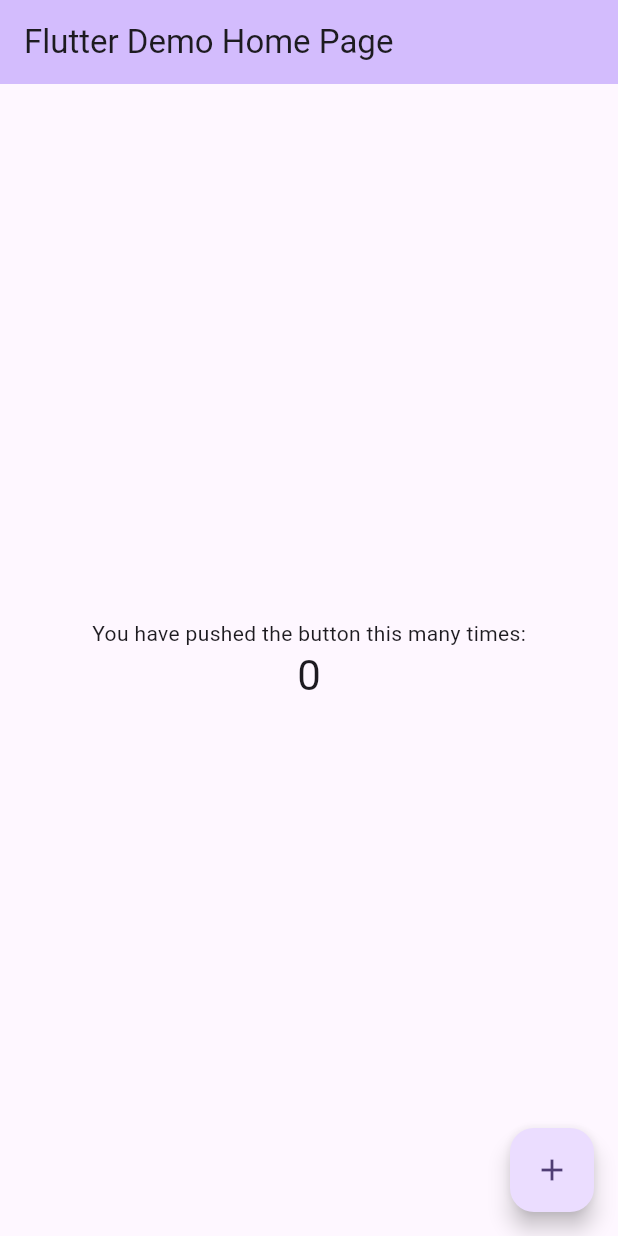
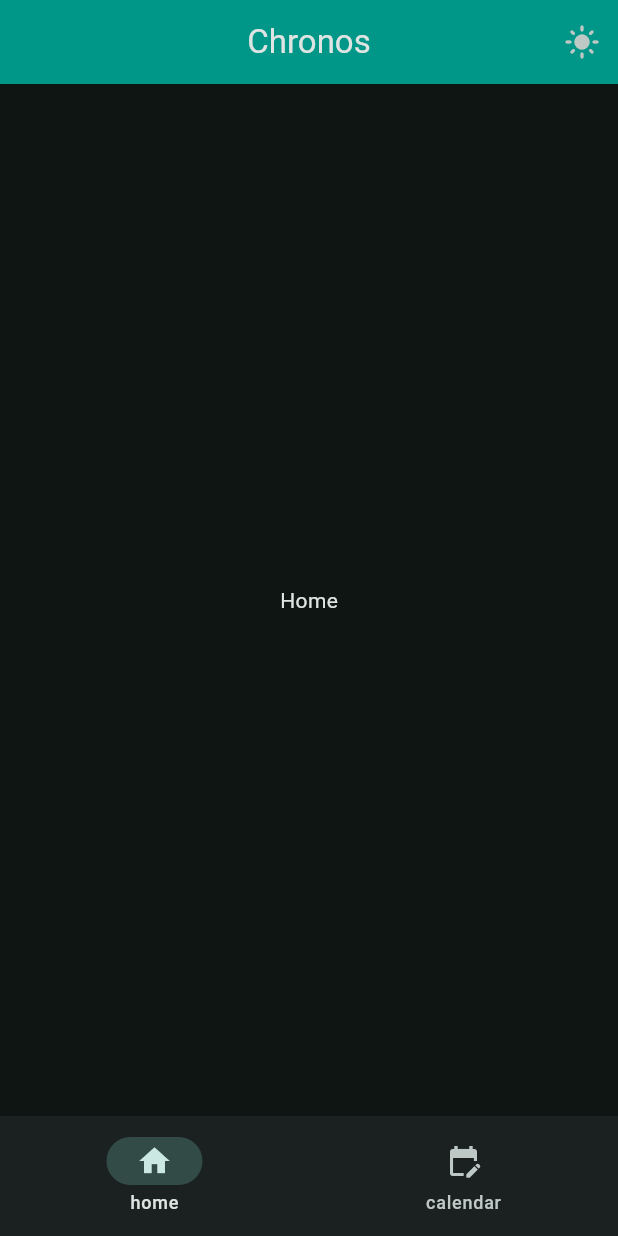
Before and after one commit to 43r361/chronos_frontend, a Flutter app: the screen it shows after launch, on a phone screen of 412 x 824 dp. Run offline on Flutter 3.47's test engine with Material 3 defaults, Android fonts, the phone set to English and light mode, and no system bars; our stand-ins replace table_calendar.

Commit message:
Added a little bit of structure, and super basic example of calendar.

```diff
--- /dev/null
+++ b/lib/data/notifiers.dart
@@ -0,0 +1,4 @@
+import 'package:flutter/cupertino.dart';
+
+ValueNotifier<bool> isDarkTheme = ValueNotifier(true);
+ValueNotifier<int> pageIndex = ValueNotifier(0);
--- a/lib/main.dart
+++ b/lib/main.dart
@@ -1,4 +1,6 @@
 import 'package:flutter/material.dart';
+import 'package:frontend/data/notifiers.dart';
+import 'package:frontend/views/widget_tree.dart';
 
 void main() {
   runApp(const MyApp());
@@ -7,116 +9,37 @@ void main() {
 class MyApp extends StatelessWidget {
   const MyApp({super.key});
 
-  // This widget is the root of your application.
   @override
   Widget build(BuildContext context) {
-    return MaterialApp(
-      title: 'Flutter Demo',
-      theme: ThemeData(
-        // This is the theme of your application.
-        //
-        // TRY THIS: Try running your application with "flutter run". You'll see
-        // the application has a purple toolbar. Then, without quitting the app,
-        // try changing the seedColor in the colorScheme below to Colors.green
-        // and then invoke "hot reload" (save your changes or press the "hot
-        // reload" button in a Flutter-supported IDE, or press "r" if you used
-        // the command line to start the app).
-        //
-        // Notice that the counter didn't reset back to zero; the application
-        // state is not lost during the reload. To reset the state, use hot
-        // restart instead.
-        //
-        // This works for code too, not just values: Most code changes can be
-        // tested with just a hot reload.
-        colorScheme: ColorScheme.fromSeed(seedColor: Colors.deepPurple),
-      ),
-      home: const MyHomePage(title: 'Flutter Demo Home Page'),
+    return ValueListenableBuilder(
+      valueListenable: isDarkTheme,
+      builder: (context, val, child) {
+        return MaterialApp(
+          debugShowCheckedModeBanner: false,
+          home: HomePage(),
+          theme: ThemeData(
+            colorScheme: ColorScheme.fromSeed(
+              seedColor: Colors.teal,
+              brightness:
+                  isDarkTheme.value ? Brightness.dark : Brightness.light,
+            ),
+          ),
+        );
+      },
     );
   }
 }
 
-class MyHomePage extends StatefulWidget {
-  const MyHomePage({super.key, required this.title});
-
-  // This widget is the home page of your application. It is stateful, meaning
-  // that it has a State object (defined below) that contains fields that affect
-  // how it looks.
-
-  // This class is the configuration for the state. It holds the values (in this
-  // case the title) provided by the parent (in this case the App widget) and
-  // used by the build method of the State. Fields in a Widget subclass are
-  // always marked "final".
-
-  final String title;
+class HomePage extends StatefulWidget {
+  const HomePage({super.key});
 
   @override
-  State<MyHomePage> createState() => _MyHomePageState();
+  State<HomePage> createState() => _HomePageState();
 }
 
-class _MyHomePageState extends State<MyHomePage> {
-  int _counter = 0;
-
-  void _incrementCounter() {
-    setState(() {
-      // This call to setState tells the Flutter framework that something has
-      // changed in this State, which causes it to rerun the build method below
-      // so that the display can reflect the updated values. If we changed
-      // _counter without calling setState(), then the build method would not be
-      // called again, and so nothing would appear to happen.
-      _counter++;
-    });
-  }
-
+class _HomePageState extends State<HomePage> {
   @override
   Widget build(BuildContext context) {
-    // This method is rerun every time setState is called, for instance as done
-    // by the _incrementCounter method above.
-    //
-    // The Flutter framework has been optimized to make rerunning build methods
-    // fast, so that you can just rebuild anything that needs updating rather
-    // than having to individually change instances of widgets.
-    return Scaffold(
-      appBar: AppBar(
-        // TRY THIS: Try changing the color here to a specific color (to
-        // Colors.amber, perhaps?) and trigger a hot reload to see the AppBar
-        // change color while the other colors stay the same.
-        backgroundColor: Theme.of(context).colorScheme.inversePrimary,
-        // Here we take the value from the MyHomePage object that was created by
-        // the App.build method, and use it to set our appbar title.
-        title: Text(widget.title),
-      ),
-      body: Center(
-        // Center is a layout widget. It takes a single child and positions it
-        // in the middle of the parent.
-        child: Column(
-          // Column is also a layout widget. It takes a list of children and
-          // arranges them vertically. By default, it sizes itself to fit its
-          // children horizontally, and tries to be as tall as its parent.
-          //
-          // Column has various properties to control how it sizes itself and
-          // how it positions its children. Here we use mainAxisAlignment to
-          // center the children vertically; the main axis here is the vertical
-          // axis because Columns are vertical (the cross axis would be
-          // horizontal).
-          //
-          // TRY THIS: Invoke "debug painting" (choose the "Toggle Debug Paint"
-          // action in the IDE, or press "p" in the console), to see the
-          // wireframe for each widget.
-          mainAxisAlignment: MainAxisAlignment.center,
-          children: <Widget>[
-            const Text('You have pushed the button this many times:'),
-            Text(
-              '$_counter',
-              style: Theme.of(context).textTheme.headlineMedium,
-            ),
-          ],
-        ),
-      ),
-      floatingActionButton: FloatingActionButton(
-        onPressed: _incrementCounter,
-        tooltip: 'Increment',
-        child: const Icon(Icons.add),
-      ), // This trailing comma makes auto-formatting nicer for build methods.
-    );
+    return WidgetTree();
   }
 }
--- /dev/null
+++ b/lib/views/pages/home_page.dart
@@ -0,0 +1,10 @@
+import 'package:flutter/material.dart';
+
+class HomePage extends StatelessWidget {
+  const HomePage({super.key});
+
+  @override
+  Widget build(BuildContext context) {
+    return Center(child: Text("Home"));
+  }
+}
--- /dev/null
+++ b/lib/views/widget_tree.dart
@@ -0,0 +1,45 @@
+import 'package:flutter/material.dart';
+import 'package:frontend/views/pages/calendar_page.dart';
+import 'package:frontend/views/pages/home_page.dart';
+import 'package:frontend/widgets/navbar_widget.dart';
+
+import '../data/notifiers.dart';
+
+List<Widget> pages = [HomePage(), CalendarPage()];
+
+class WidgetTree extends StatelessWidget {
+  const WidgetTree({super.key});
+
+  @override
+  Widget build(BuildContext context) {
+    return Scaffold(
+      body: ValueListenableBuilder(
+        valueListenable: pageIndex,
+        builder: (context, index, child) => pages.elementAt(index),
+      ),
+      appBar: AppBar(
+        title: Text("Chronos"),
+        backgroundColor: Colors.teal,
+        centerTitle: true,
+        actions: [
+          IconButton(
+            onPressed: () {
+              isDarkTheme.value = !isDarkTheme.value;
+            },
+            icon: ValueListenableBuilder(
+              valueListenable: isDarkTheme,
+              builder: (context, val, child) {
+                if (val == true) {
+                  return Icon(Icons.light_mode);
+                } else {
+                  return Icon(Icons.dark_mode);
+                }
+              },
+            ),
+          ),
+        ],
+      ),
+      bottomNavigationBar: NavbarWidget(),
+    );
+  }
+}
--- /dev/null
+++ b/lib/widgets/navbar_widget.dart
@@ -0,0 +1,28 @@
+import 'package:flutter/material.dart';
+import 'package:frontend/data/notifiers.dart';
+
+class NavbarWidget extends StatelessWidget {
+  const NavbarWidget({super.key});
+
+  @override
+  Widget build(BuildContext context) {
+    return ValueListenableBuilder(
+      valueListenable: pageIndex,
+      builder: (context, newPageIndex, child) {
+        return NavigationBar(
+          destinations: [
+            NavigationDestination(icon: Icon(Icons.home), label: "home"),
+            NavigationDestination(
+              icon: Icon(Icons.edit_calendar),
+              label: "calendar",
+            ),
+          ],
+          selectedIndex: newPageIndex,
+          onDestinationSelected: (int value) {
+            pageIndex.value = value;
+          },
+        );
+      },
+    );
+  }
+}
--- a/pubspec.yaml
+++ b/pubspec.yaml
@@ -34,6 +34,7 @@ dependencies:
   # The following adds the Cupertino Icons font to your application.
   # Use with the CupertinoIcons class for iOS style icons.
   cupertino_icons: ^1.0.8
+  table_calendar: ^3.2.0
 
 dev_dependencies:
   flutter_test:
@@ -45,6 +46,7 @@ dev_dependencies:
   # package. See that file for information about deactivating specific lint
   # rules and activating additional ones.
   flutter_lints: ^5.0.0
+
 
 # For information on the generic Dart part of this file, see the
 # following page: https://dart.dev/tools/pub/pubspec
```
Also changed, not shown: lib/data/event_hardcoded.dart (added, +46 -0 lines), lib/views/pages/calendar_page.dart (added, +145 -0 lines).
